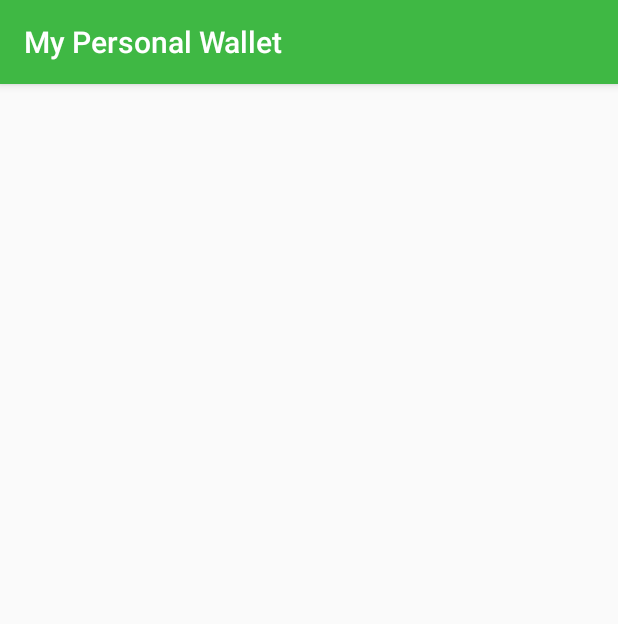
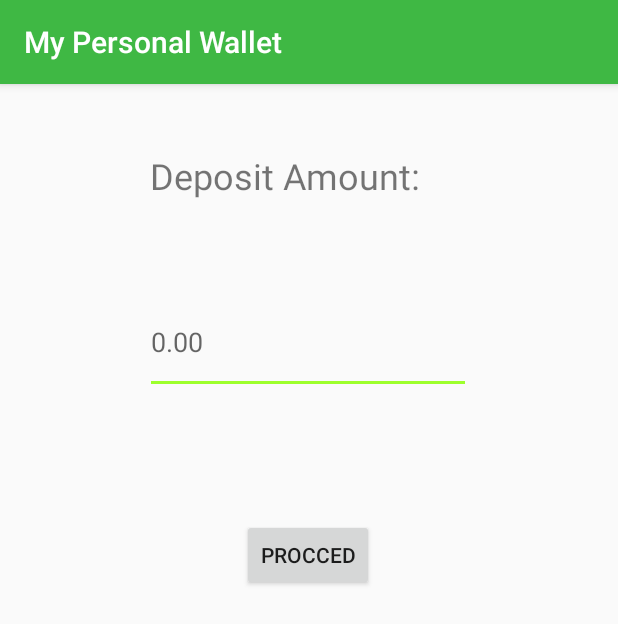
Before and after one commit to ChayoticAce/CC17_CourseProject, an Android app: the TransactionDeposit screen opened directly, with no data from a screen before it, on a phone screen of 412 x 824 dp. Shown: the top 624 px of the screen. Run offline under Robolectric (Android 15) with nearby library versions, the phone set to English and light mode, and no system bars.

Commit message:
Final Commit

```diff
--- a/app/src/main/java/com/chayoticace/cc17_courseproject_mypersonalwallet/TransactionDeposit.kt
+++ b/app/src/main/java/com/chayoticace/cc17_courseproject_mypersonalwallet/TransactionDeposit.kt
@@ -2,10 +2,53 @@ package com.chayoticace.cc17_courseproject_mypersonalwallet
 
 import androidx.appcompat.app.AppCompatActivity
 import android.os.Bundle
+import android.widget.Button
+import android.widget.EditText
+import android.widget.TextView
+import android.widget.Toast
+import com.chayoticace.cc17_courseproject_mypersonalwallet.models.Account
 
 class TransactionDeposit : AppCompatActivity() {
+
+    lateinit var depositAmountET:EditText
+    lateinit var proceedbtn:Button
+
     override fun onCreate(savedInstanceState: Bundle?) {
         super.onCreate(savedInstanceState)
         setContentView(R.layout.activity_transction_deposit)
+        val databaseHandler = TransactionHandler(this)
+
+        depositAmountET = findViewById(R.id.trans_deposit_amount)
+
+        proceedbtn = findViewById(R.id.trans_deposit_btn)
+        proceedbtn.setOnClickListener{
+            //get the field from the form
+            val amountDeposited = depositAmountET.text.toString().toDouble()
+
+            //assign it to a book model
+            val account = Account(amountDeposited, 0.0, 0.0)
+
+            //save it to database
+            if(databaseHandler.create(account)){
+                Toast.makeText(applicationContext, "Amount was added", Toast.LENGTH_SHORT).show()
+            }else{
+                Toast.makeText(applicationContext, "Something went wrong, yeah right!", Toast.LENGTH_SHORT).show()
+            }
+            clearFIelds()
+            applyChanges()
+        }
+
+
+    }
+    fun clearFIelds(){
+        depositAmountET.text.clear()
+    }
+
+    fun applyChanges(){
+        val db = TransactionHandler(this)
+        var balance_display = findViewById<TextView>(R.id.mainact_balance_display)
+        val changedtobeapplied = db.balance_amount().toString()
+
+        balance_display.text = changedtobeapplied
     }
 }
--- a/app/src/main/java/com/chayoticace/cc17_courseproject_mypersonalwallet/models/Account.kt
+++ b/app/src/main/java/com/chayoticace/cc17_courseproject_mypersonalwallet/models/Account.kt
@@ -1,4 +1,6 @@
 package com.chayoticace.cc17_courseproject_mypersonalwallet.models
 
-class Account (var balance:Double){
+import com.chayoticace.cc17_courseproject_mypersonalwallet.TransactionDeposit
+
+class Account (var deposit: Double, var widthrawl: Double, var balance:Double){
 }
--- a/app/src/main/res/layout/activity_main.xml
+++ b/app/src/main/res/layout/activity_main.xml
@@ -26,9 +26,9 @@
         android:textSize="30sp"
         app:layout_constraintBottom_toBottomOf="parent"
         app:layout_constraintEnd_toEndOf="parent"
-        app:layout_constraintHorizontal_bias="0.5"
+        app:layout_constraintHorizontal_bias="0.496"
         app:layout_constraintStart_toStartOf="parent"
         app:layout_constraintTop_toTopOf="parent"
-        app:layout_constraintVertical_bias="0.068" />
+        app:layout_constraintVertical_bias="0.087" />
 
 </androidx.constraintlayout.widget.ConstraintLayout>
--- a/app/src/main/res/layout/activity_transction_deposit.xml
+++ b/app/src/main/res/layout/activity_transction_deposit.xml
@@ -6,4 +6,43 @@
     android:layout_height="match_parent"
     tools:context=".TransactionDeposit">
 
+    <EditText
+        android:id="@+id/trans_deposit_amount"
+        android:layout_width="217dp"
+        android:layout_height="69dp"
+        android:ems="10"
+        android:hint="@string/trans_deposit_hint"
+        android:importantForAutofill="no"
+        android:inputType="numberDecimal"
+        app:layout_constraintBottom_toBottomOf="parent"
+        app:layout_constraintEnd_toEndOf="parent"
+        app:layout_constraintHorizontal_bias="0.497"
+        app:layout_constraintStart_toStartOf="parent"
+        app:layout_constraintTop_toTopOf="parent"
+        app:layout_constraintVertical_bias="0.197" />
+
+    <Button
+        android:id="@+id/trans_deposit_btn"
+        android:layout_width="wrap_content"
+        android:layout_height="wrap_content"
+        android:text="@string/trans_deposit_btn"
+        app:layout_constraintBottom_toBottomOf="parent"
+        app:layout_constraintEnd_toEndOf="parent"
+        app:layout_constraintHorizontal_bias="0.498"
+        app:layout_constraintStart_toStartOf="parent"
+        app:layout_constraintTop_toTopOf="parent"
+        app:layout_constraintVertical_bias="0.403" />
+
+    <TextView
+        android:id="@+id/trans_deposit_msg"
+        android:layout_width="213dp"
+        android:layout_height="45dp"
+        android:text="@string/trans_deposit_msg"
+        android:textSize="24sp"
+        app:layout_constraintBottom_toBottomOf="parent"
+        app:layout_constraintEnd_toEndOf="parent"
+        app:layout_constraintHorizontal_bias="0.502"
+        app:layout_constraintStart_toStartOf="parent"
+        app:layout_constraintTop_toTopOf="parent"
+        app:layout_constraintVertical_bias="0.062" />
 </androidx.constraintlayout.widget.ConstraintLayout>
--- a/app/src/main/res/values/strings.xml
+++ b/app/src/main/res/values/strings.xml
@@ -2,10 +2,23 @@
     <!--App Name-->
     <string name="app_name">My Personal Wallet</string>
 
+    <!--Main Activity-->
+    <string name="const_balance">Balance</string>
     <!--MainMenu Items-->
     <string name="display_balance">Display Balance</string>
     <string name="widthrawl">Widthrawl</string>
     <string name="deposit">Deposit</string>
 
-    <string name="const_balance">Balance</string>
+
+    <!--Transaction Deposit-->
+    <string name="trans_deposit_msg">Deposit Amount:</string>
+    <string name="trans_deposit_hint">0.00</string>
+    <string name="trans_deposit_btn">procced</string>
+
+    <!--Transaction Widthrawl-->
+    <string name="trans_widthrawl_msg">Widthrawl Amount:</string>
+    <string name="trans_widthrawl_hint">0.00</string>
+    <string name="trans_widthrawl_btn">procced</string>
+
+
 </resources>
```
Also changed, not shown: app/src/main/java/com/chayoticace/cc17_courseproject_mypersonalwallet/TransactionHandler.kt (added, +102 -0 lines), app/src/main/java/com/chayoticace/cc17_courseproject_mypersonalwallet/TransactionWidthrawl.kt (+39 -0 lines), app/src/main/res/layout/activity_transaction_widthrawl.xml (+39 -0 lines).
